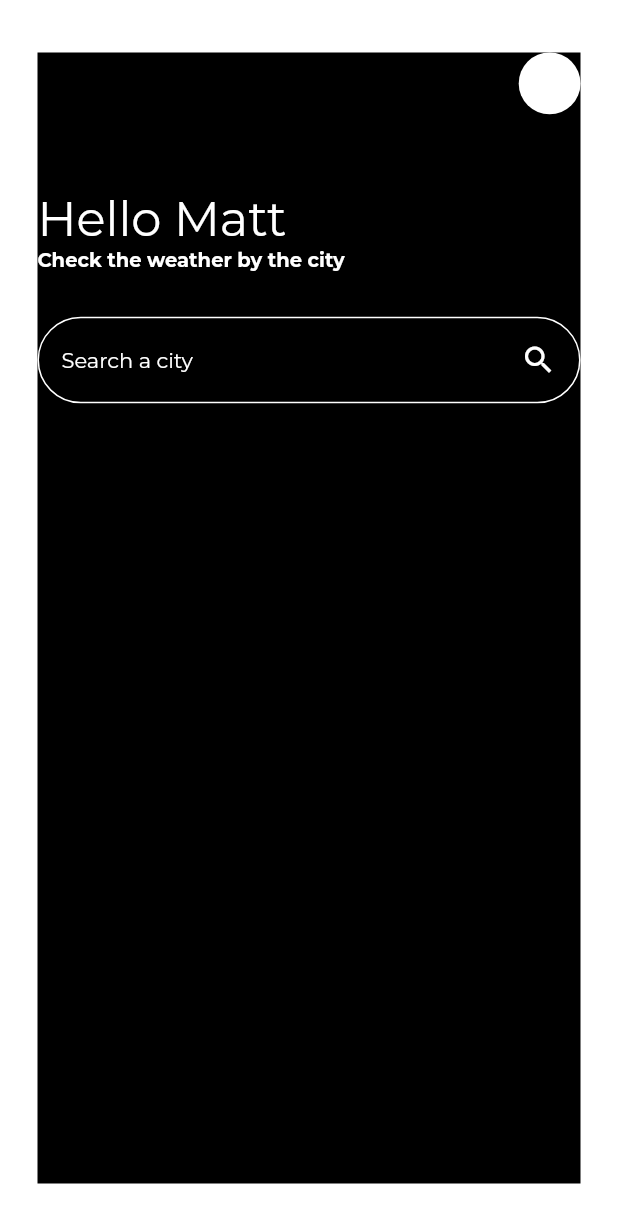
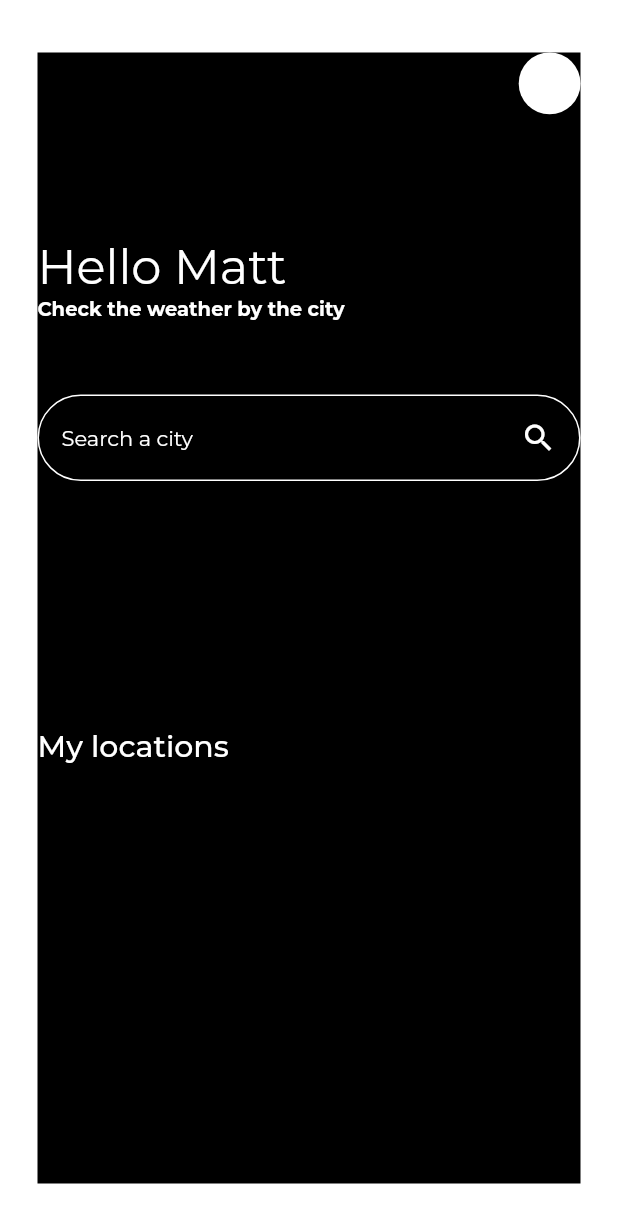
Before and after one commit to lucas404x/weather-flutter-app, a Flutter app: the screen it shows after launch, on a phone screen of 412 x 824 dp. Shown: the top 1223 px of the screen. Run offline on Flutter 3.47's test engine with Material 2 defaults, Android fonts, the phone set to English and light mode, and no system bars; our stand-ins replace google_fonts.

Commit message:
home prototype was created

```diff
--- /dev/null
+++ b/lib/app/home/home_controller.dart
@@ -0,0 +1,3 @@
+class HomeController {
+  const HomeController();
+}
--- a/lib/app/home/home_page.dart
+++ b/lib/app/home/home_page.dart
@@ -1,8 +1,11 @@
 import 'package:flutter/material.dart';
 import 'package:google_fonts/google_fonts.dart';
-import 'package:weather_app/app/widgets/search_bar/search_bar.dart';
+import 'home_controller.dart';
+import '../widgets/search_bar/search_bar.dart';
 
 class HomePage extends StatelessWidget {
+  final _homeController = HomeController();
+
   @override
   Widget build(BuildContext context) {
     final _size = MediaQuery.of(context).size;
@@ -23,7 +26,7 @@ class HomePage extends StatelessWidget {
                 ),
               ),
               SizedBox(
-              height: 50,
+                height: _size.height * .1,
               ),
               Align(
                   alignment: Alignment.centerLeft,
@@ -45,11 +48,23 @@ class HomePage extends StatelessWidget {
                     ),
                   )),
               SizedBox(
-              height: 30,
+                height: _size.height * .06,
               ),
               SearchBar(
                 width: _size.width,
                 height: _size.height * .07,
+              ),
+              SizedBox(height: _size.height * .2),
+              Align(
+                alignment: Alignment.centerLeft,
+                child: Text(
+                  'My locations',
+                  style: GoogleFonts.montserrat(
+                    fontWeight: FontWeight.w500,
+                    fontSize: 20,
+                    color: Colors.white,
+                  ),
+                ),
               )
             ],
           ),
```
Lines whose indentation alone changed are shown as unchanged.
